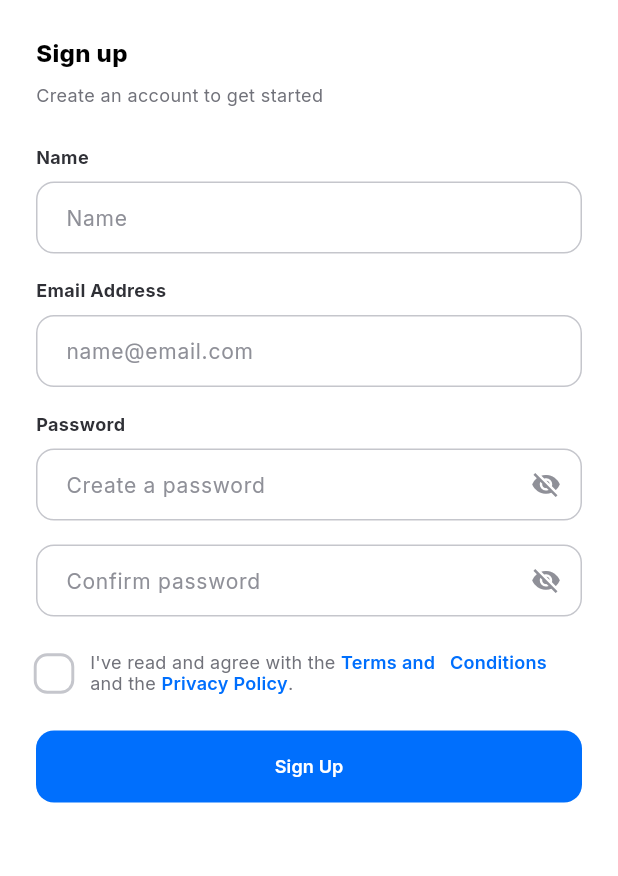
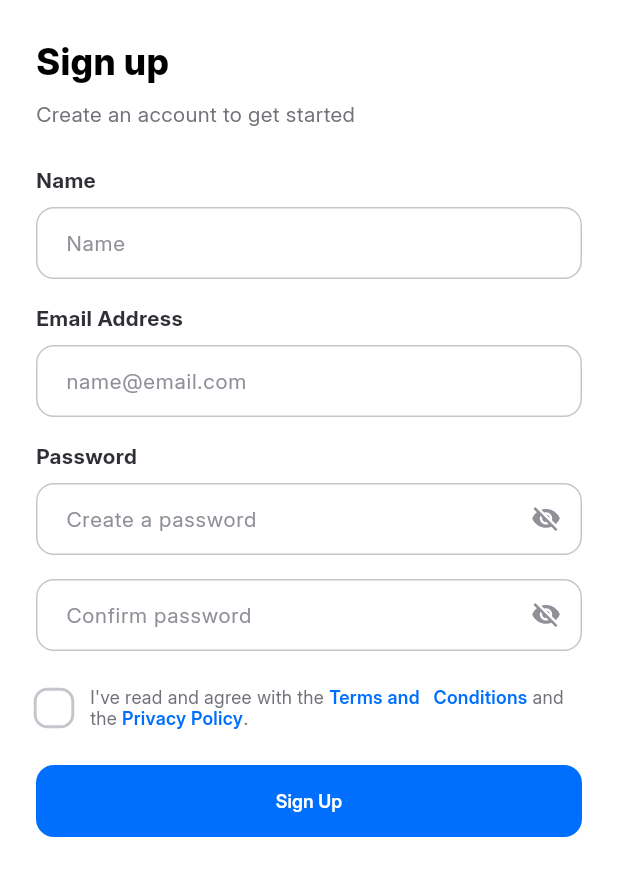
Before and after one commit to samsonsajees/ui_task_2, a Flutter app: the screen it shows after launch, after a tap on "Register now", on a phone screen of 412 x 824 dp. Shown: the top 876 px of the screen. Run offline on Flutter 3.47's test engine with Material 3 defaults, Android fonts, the light colour scheme and no system bars; our stand-ins replace flutter_svg, google_fonts; network calls fail.

Commit message:
updates font to assets

```diff
--- a/lib/constants/app_text_styles.dart
+++ b/lib/constants/app_text_styles.dart
@@ -1,44 +1,48 @@
 import 'package:flutter/material.dart';
-import 'package:google_fonts/google_fonts.dart';
 import 'package:ui_task_2/constants/app_colors.dart';
 
 class AppTextStyles {
   AppTextStyles._(); // Private constructor
+
+  // Base text style to reduce repetition
+  static const TextStyle _baseInter = TextStyle(
+    fontFamily: 'Inter',
+  );
 
   // ---------------------------------------------------------------------------
   // HEADINGS
   // ---------------------------------------------------------------------------
 
   // H1: Extra bold / 24
-  static TextStyle h1 = GoogleFonts.inter(
+  static TextStyle h1 = _baseInter.copyWith(
     fontSize: 24,
     fontWeight: FontWeight.w800,
     color: AppColors.greyDarkest,
   );
 
   // H2: Extra bold / 18
-  static TextStyle h2 = GoogleFonts.inter(
+  static TextStyle h2 = _baseInter.copyWith(
     fontSize: 18,
     fontWeight: FontWeight.w800,
     color: AppColors.greyDarkest,
   );
 
   // H3: Extra bold / 16
-  static TextStyle h3 = GoogleFonts.inter(
+  static TextStyle h3 = _baseInter.copyWith(
     fontSize: 16,
     fontWeight: FontWeight.w800,
     color: AppColors.greyDarkest,
   );
 
   // H4: Bold / 14
-  static TextStyle h4 = GoogleFonts.inter(
+  static TextStyle h4 = _baseInter.copyWith(
     fontSize: 14,
     fontWeight: FontWeight.w700,
     color: AppColors.greyDarkest,
   );
 
   // H5: Bold / 12
-  static TextStyle h5 = GoogleFonts.inter(
+  static TextStyle h5 = _baseInter.copyWith(
     fontSize: 12,
     fontWeight: FontWeight.w700,
     color: AppColors.greyDarkest,
@@ -49,35 +53,35 @@
   // ---------------------------------------------------------------------------
 
   // XL: Regular / 18
-  static TextStyle bodyXL = GoogleFonts.inter(
+  static TextStyle bodyXL = _baseInter.copyWith(
     fontSize: 18,
     fontWeight: FontWeight.w400,
     color: AppColors.greyLight,
   );
 
   // L: Regular / 16
-  static TextStyle bodyL = GoogleFonts.inter(
+  static TextStyle bodyL = _baseInter.copyWith(
     fontSize: 16,
     fontWeight: FontWeight.w400,
     color: AppColors.greyLight,
   );
 
   // M: Regular / 14
-  static TextStyle bodyM = GoogleFonts.inter(
+  static TextStyle bodyM = _baseInter.copyWith(
     fontSize: 14,
     fontWeight: FontWeight.w400,
     color: AppColors.greyLight,
   );
 
   // S: Regular / 12
-  static TextStyle bodyS = GoogleFonts.inter(
+  static TextStyle bodyS = _baseInter.copyWith(
     fontSize: 12,
     fontWeight: FontWeight.w400,
     color: AppColors.greyLight,
   );
 
   // XS: Medium / 10
-  static TextStyle bodyXS = GoogleFonts.inter(
+  static TextStyle bodyXS = _baseInter.copyWith(
     fontSize: 10,
     fontWeight: FontWeight.w500,
     color: AppColors.greyLight,
@@ -88,21 +92,21 @@
   // ---------------------------------------------------------------------------
 
   // L: Semi Bold / 14
-  static TextStyle actionL = GoogleFonts.inter(
+  static TextStyle actionL = _baseInter.copyWith(
     fontSize: 14,
     fontWeight: FontWeight.w600,
-    color: AppColors.primaryBlue, // Default to primary for actions
+    color: AppColors.primaryBlue,
   );
 
   // M: Semi Bold / 12
-  static TextStyle actionM = GoogleFonts.inter(
+  static TextStyle actionM = _baseInter.copyWith(
     fontSize: 12,
     fontWeight: FontWeight.w600,
     color: AppColors.primaryBlue,
   );
 
   // S: Semi Bold / 10
-  static TextStyle actionS = GoogleFonts.inter(
+  static TextStyle actionS = _baseInter.copyWith(
     fontSize: 10,
     fontWeight: FontWeight.w600,
     color: AppColors.primaryBlue,
@@ -113,7 +117,7 @@
   // ---------------------------------------------------------------------------
 
   // M: Semi Bold / 10
-  static TextStyle captionM = GoogleFonts.inter(
+  static TextStyle captionM = _baseInter.copyWith(
     fontSize: 10,
     fontWeight: FontWeight.w600,
     color: AppColors.greyLight,
--- a/lib/main.dart
+++ b/lib/main.dart
@@ -18,21 +18,7 @@
         textTheme: GoogleFonts.interTextTheme(),
         scaffoldBackgroundColor: AppColors.white,
         primaryColor: AppColors.primaryBlue,
-        useMaterial3: true,
-
-        inputDecorationTheme: InputDecorationTheme(
-          contentPadding: const EdgeInsets.symmetric(horizontal: 16, vertical: 12),
-          enabledBorder: OutlineInputBorder(
-            borderRadius: BorderRadius.circular(12),
-            borderSide: BorderSide(color: AppColors.whiteDarkest, width: 1),
-          ),
-
-          focusedBorder: OutlineInputBorder(
-            borderRadius: BorderRadius.circular(12),
-            borderSide: BorderSide(color: AppColors.primaryBlue, width: 1.5),
-          ),
-        ),
-
+        useMaterial3: true
       ),
       home: const LoginPage(),
     );
--- a/lib/screens/signup_screen.dart
+++ b/lib/screens/signup_screen.dart
@@ -31,9 +31,9 @@
                   crossAxisAlignment: CrossAxisAlignment.start,
                   children: [
                     const SizedBox(height: 24),
-                    Text("Sign up", style: AppTextStyles.h3.copyWith(color: AppColors.black)),
+                    Text("Sign up", style: AppTextStyles.h1.copyWith(color: AppColors.black)),
                     const SizedBox(height: 8),
-                    Text("Create an account to get started", style: AppTextStyles.bodyS.copyWith(color: AppColors.greyLight)),
+                    Text("Create an account to get started", style: AppTextStyles.bodyM.copyWith(color: AppColors.greyLight)),
 
                     const SizedBox(height: 24),
 
--- a/lib/widgets/field_label.dart
+++ b/lib/widgets/field_label.dart
@@ -13,7 +13,7 @@
       padding: const EdgeInsets.only(bottom: 8.0),
       child: Text(
         text,
-        style: AppTextStyles.h5.copyWith(color: AppColors.greyDark),
+        style: AppTextStyles.h5.copyWith(color: AppColors.greyDark, fontSize: 14),
       ),
     );
   }
--- a/lib/widgets/text_field.dart
+++ b/lib/widgets/text_field.dart
@@ -40,6 +40,17 @@
           hintText: widget.hint,
           hintStyle: AppTextStyles.bodyM.copyWith(color: AppColors.greyLightest),
 
+          contentPadding: const EdgeInsets.symmetric(horizontal: 16, vertical: 12),
+          enabledBorder: OutlineInputBorder(
+            borderRadius: BorderRadius.circular(12),
+            borderSide: BorderSide(color: AppColors.whiteDarkest, width: 1),
+          ),
+
+          focusedBorder: OutlineInputBorder(
+            borderRadius: BorderRadius.circular(12),
+            borderSide: BorderSide(color: AppColors.primaryBlue, width: 1.5),
+          ),
+
           suffixIcon: widget.isPassword
               ? GestureDetector(
                   onTap: () {
```
Also changed, not shown: pubspec.yaml (+14 -0 lines), assets/fonts/Inter_24pt-Bold.ttf (added), assets/fonts/Inter_24pt-ExtraBold.ttf (added), assets/fonts/Inter_24pt-Medium.ttf (added), assets/fonts/Inter_24pt-Regular.ttf (added), assets/fonts/Inter_24pt-SemiBold.ttf (added).
